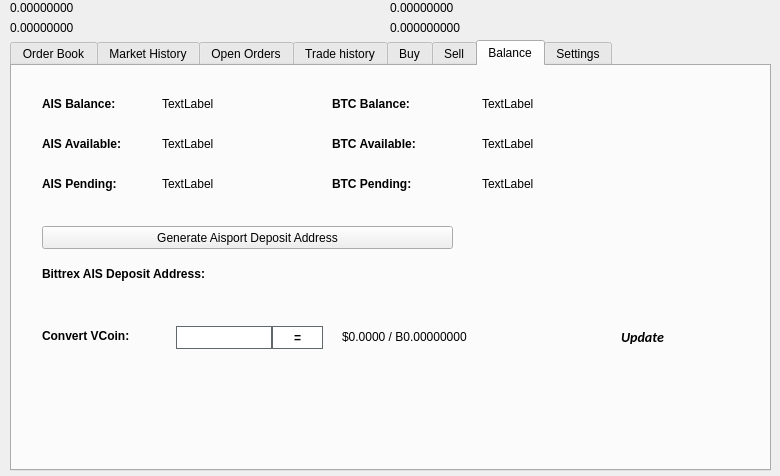
MCLXI/TSC, file src/qt/forms/tradingdialog.ui: the form before one commit.
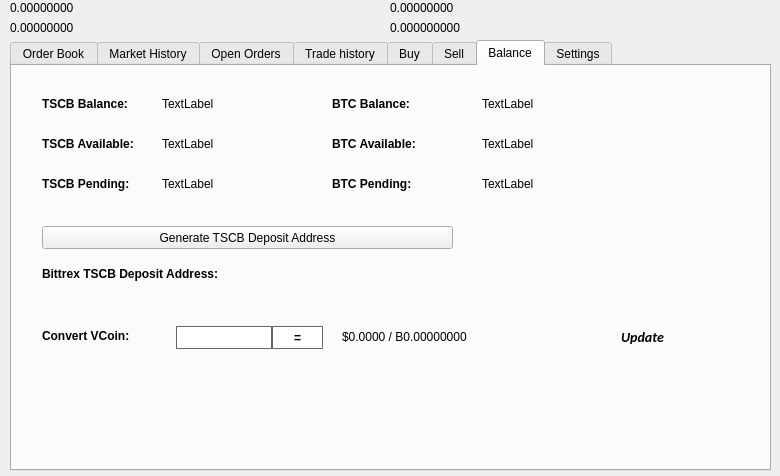
The form after the commit. The open tabs and pages were chosen to show the change. Icons and pictures are not drawn.

The edit to the form file:
```diff
--- a/src/qt/forms/tradingdialog.ui
+++ b/src/qt/forms/tradingdialog.ui
@@ -2762,7 +2762,7 @@
       </font>
      </property>
      <property name="text">
-      <string>AIS Balance:</string>
+      <string>TSCB Balance:</string>
      </property>
     </widget>
     <widget class="QLabel" name="label_12">
@@ -2813,7 +2813,7 @@
       </font>
      </property>
      <property name="text">
-      <string>AIS Available:</string>
+      <string>TSCB Available:</string>
      </property>
     </widget>
     <widget class="QLabel" name="label_14">
@@ -2832,7 +2832,7 @@
       </font>
      </property>
      <property name="text">
-      <string>AIS Pending:</string>
+      <string>TSCB Pending:</string>
      </property>
     </widget>
     <widget class="QLabel" name="AISPendingLabel">
@@ -2928,7 +2928,7 @@
       </font>
      </property>
      <property name="text">
-      <string>Bittrex AIS Deposit Address:</string>
+      <string>Bittrex TSCB Deposit Address:</string>
      </property>
     </widget>
     <widget class="QPushButton" name="GenDepositBTN">
@@ -2941,7 +2941,7 @@
       </rect>
      </property>
      <property name="text">
-      <string>Generate Aisport Deposit Address</string>
+      <string>Generate TSCB Deposit Address</string>
      </property>
      <property name="icon">
       <iconset resource="../aisport.qrc">
```
Left out of the diff: 46 changed lines with no effect on the pictures.
